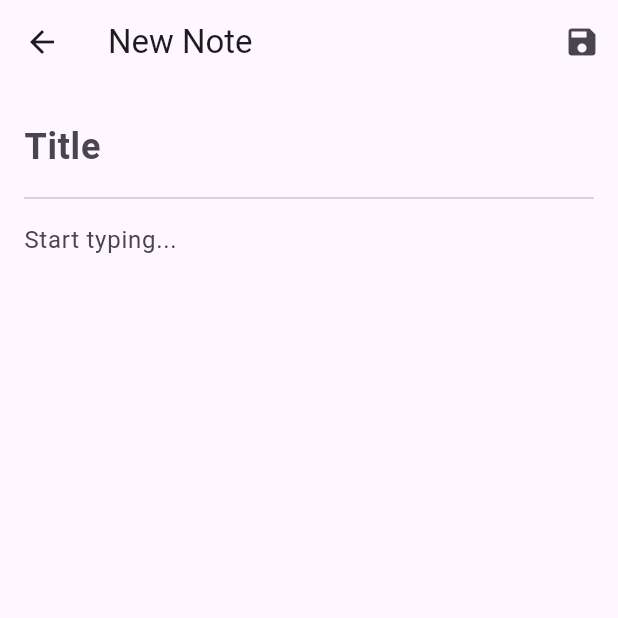
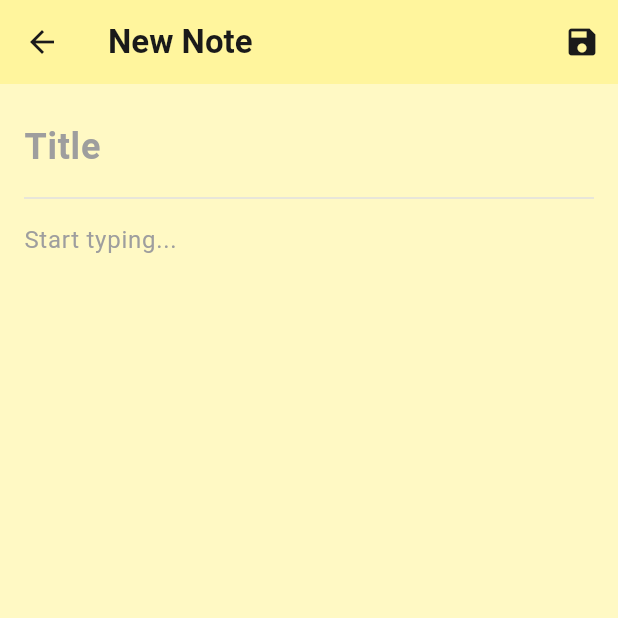
Before and after one commit to ShubhamSinha13/notes-app, a Flutter app: the screen it shows once a user with an empty profile is signed in, after a tap on the "add" icon, on a phone screen of 412 x 824 dp, the top half of it. Run offline on Flutter 3.47's test engine with Material 3 defaults, Android fonts, the phone set to English and light mode, and no system bars; our stand-ins replace cloud_firestore, connectivity_plus, firebase_auth, firebase_core, hive, hive_flutter; accounts and stored records are empty.

Commit message:
Update gitignore and fix note editor features

```diff
--- a/lib/main.dart
+++ b/lib/main.dart
@@ -62,7 +62,17 @@ class MyApp extends StatelessWidget {
             title: 'Offline Notes',
             debugShowCheckedModeBanner: false,
             theme: ThemeData(
-              colorScheme: ColorScheme.fromSeed(seedColor: Colors.deepPurple),
+              brightness: Brightness.dark,
+              scaffoldBackgroundColor: const Color(0xFF1a1a1a),
+              primaryColor: const Color(0xFF2c2c2c),
+              cardColor: const Color(0xFF2c2c2c),
+              appBarTheme: const AppBarTheme(
+                backgroundColor: Color(0xFF0d0d0d),
+                elevation: 0,
+              ),
+              floatingActionButtonTheme: const FloatingActionButtonThemeData(
+                backgroundColor: Color(0xFF404040),
+              ),
               useMaterial3: true,
             ),
             home: snapshot.connectionState == ConnectionState.waiting
--- a/lib/screens/note_editor_screen.dart
+++ b/lib/screens/note_editor_screen.dart
@@ -100,10 +100,23 @@ class _NoteEditorScreenState extends State<NoteEditorScreen> {
   @override
   Widget build(BuildContext context) {
     return Scaffold(
+      backgroundColor: const Color(0xFFFFF9C4),
       appBar: AppBar(
-        title: Text(_isNewNote ? 'New Note' : 'Edit Note'),
+        backgroundColor: const Color(0xFFFFF59D),
+        title: Text(
+          _isNewNote ? 'New Note' : 'Edit Note',
+          style: const TextStyle(
+            color: Color(0xFF1a1a1a),
+            fontWeight: FontWeight.w600,
+          ),
+        ),
+        iconTheme: const IconThemeData(color: Color(0xFF1a1a1a)),
         actions: [
-          IconButton(icon: const Icon(Icons.save), onPressed: _saveNote),
+          IconButton(
+            icon: const Icon(Icons.save),
+            onPressed: _saveNote,
+            color: const Color(0xFF1a1a1a),
+          ),
         ],
       ),
       body: Padding(
@@ -114,19 +127,25 @@ class _NoteEditorScreenState extends State<NoteEditorScreen> {
               controller: _titleController,
               decoration: const InputDecoration(
                 hintText: 'Title',
+                hintStyle: TextStyle(color: Color(0xFF9E9E9E)),
                 border: InputBorder.none,
               ),
-              style: const TextStyle(fontSize: 24, fontWeight: FontWeight.bold),
+              style: const TextStyle(
+                fontSize: 24,
+                fontWeight: FontWeight.bold,
+                color: Color(0xFF1a1a1a),
+              ),
             ),
-            const Divider(),
+            const Divider(color: Color(0xFFE0E0E0)),
             Expanded(
               child: TextField(
                 controller: _contentController,
                 decoration: const InputDecoration(
                   hintText: 'Start typing...',
+                  hintStyle: TextStyle(color: Color(0xFF9E9E9E)),
                   border: InputBorder.none,
                 ),
-                style: const TextStyle(fontSize: 16),
+                style: const TextStyle(fontSize: 16, color: Color(0xFF424242)),
                 maxLines: null,
                 expands: true,
                 textAlignVertical: TextAlignVertical.top,
```
Also changed, not shown: lib/screens/notes_list_screen.dart (+20 -6 lines), 1 other file.
